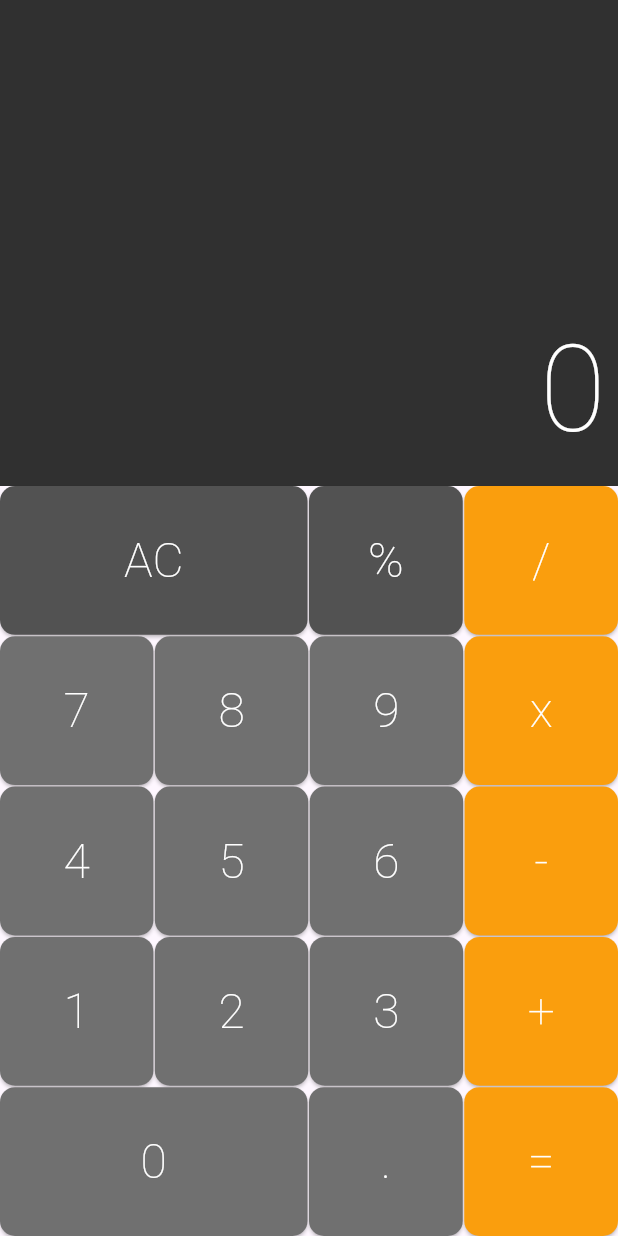
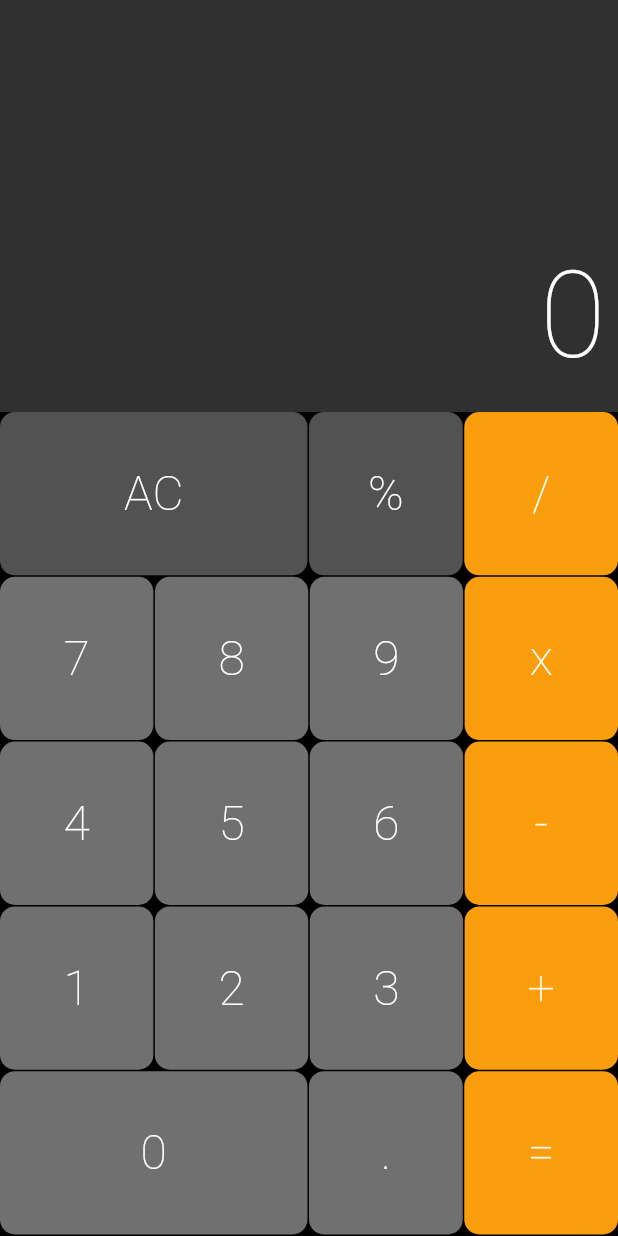
Before and after one commit to abraaobb/calculator_app, a Flutter app: the screen it shows after launch, on a phone screen of 412 x 824 dp. Run offline on Flutter 3.47's test engine with Material 3 defaults, Android fonts, the phone set to English and light mode, and no system bars; drawn by our look-alikes of auto_size_text.

Commit message:
18 - Refactors keyboard to use configurable layout
Improves keyboard maintainability by introducing a configurable layout.

Removes the hardcoded keyboard structure and replaces it with a data-driven approach using ButtonConfig and KeyboardLayout.
This allows for easier modification and extension of the keyboard layout in the future.

```diff
--- a/lib/components/button.dart
+++ b/lib/components/button.dart
@@ -1,35 +1,42 @@
 import 'package:flutter/material.dart';
 
 class Button extends StatelessWidget {
-  static const DARK = Color.fromRGBO(82, 82, 82, 1);
-  static const DEFAULT = Color.fromRGBO(112, 112, 112, 1);
-  static const OPERATION = Color.fromRGBO(250, 158, 13, 1);
+  static const Color dark = Color.fromRGBO(82, 82, 82, 1);
+  static const Color defaultColor = Color.fromRGBO(112, 112, 112, 1);
+  static const Color operationColor = Color.fromRGBO(250, 158, 13, 1);
 
   final String text;
   final bool big;
   final Color color;
   final void Function(String) cb;
 
-  const Button(
-      {required this.text,
-      this.big = false,
-      this.color = DEFAULT,
-      required this.cb,
-      super.key});
+  const Button({
+    required this.text,
+    this.big = false,
+    this.color = defaultColor,
+    required this.cb,
+    super.key,
+  });
 
-  const Button.big(
-      {required this.text,
-      this.big = true,
-      this.color = DEFAULT,
-      required this.cb,
-      super.key});
+  const Button.big({
+    required String text,
+    required void Function(String) cb,
+    Color color = defaultColor,
+    Key? key,
+  }) : this(text: text, big: true, color: color, cb: cb, key: key);
 
-  const Button.operation(
-      {required this.text,
-      this.big = false,
-      this.color = OPERATION,
-      required this.cb,
-      super.key});
+  const Button.operation({
+    required String text,
+    required void Function(String) cb,
+    Color color = operationColor,
+    Key? key,
+  }) : this(text: text, big: false, color: color, cb: cb, key: key);
+
+  static const TextStyle _textStyle = TextStyle(
+    color: Colors.white,
+    fontSize: 32,
+    fontWeight: FontWeight.w200,
+  );
 
   @override
   Widget build(BuildContext context) {
@@ -43,10 +50,7 @@ class Button extends StatelessWidget {
             onPressed: () => cb(text),
             child: Text(
               text,
-              style: const TextStyle(
-                  color: Colors.white,
-                  fontSize: 32,
-                  fontWeight: FontWeight.w200),
+              style: _textStyle,
             )));
   }
 }
--- a/lib/components/button_row.dart
+++ b/lib/components/button_row.dart
@@ -7,9 +7,7 @@ class ButtonRow extends StatelessWidget {
 
   @override
   Widget build(BuildContext context) {
-    return Expanded(
-      flex: 1,
-      child: Row(
+    return Row(
       crossAxisAlignment: CrossAxisAlignment.stretch,
       children: buttons.fold([], (list, b) {
         list.isEmpty
@@ -17,7 +15,6 @@ class ButtonRow extends StatelessWidget {
             : list.addAll([const SizedBox(width: 1), b]);
         return list;
       }),
-      ),
     );
   }
 }
--- a/lib/components/keyboard.dart
+++ b/lib/components/keyboard.dart
@@ -1,5 +1,6 @@
 import 'package:calculator/components/button.dart';
 import 'package:calculator/components/button_row.dart';
+import 'package:calculator/config/keyboard_layout.dart';
 import 'package:flutter/material.dart';
 
 class Keyboard extends StatelessWidget {
@@ -7,109 +8,41 @@ class Keyboard extends StatelessWidget {
 
   const Keyboard(this.cb, {super.key});
 
+  Button _buildButton(ButtonConfig config) {
+    final String text = config.text;
+    final String? type = config.type;
+    final String? colorType = config.color;
+
+    if (type == 'big') {
+      return Button.big(
+        text: text,
+        color: colorType == 'dark' ? Button.dark : Button.defaultColor,
+        cb: cb,
+      );
+    } else if (type == 'operation') {
+      return Button.operation(text: text, cb: cb);
+    }
+
+    return Button(
+      text: text,
+      color: colorType == 'dark' ? Button.dark : Button.defaultColor,
+      cb: cb,
+    );
+  }
+
   @override
   Widget build(BuildContext context) {
-    return Container(
-      height: 500,
+    return Expanded(
+      flex: 2,
       child: Column(
-        children: [
-          ButtonRow([
-            Button.big(
-              text: 'AC',
-              color: Button.DARK,
-              cb: cb,
+        children: KeyboardLayout.buttonRows.map((row) {
+          return Flexible(
+            child: Padding(
+              padding: const EdgeInsets.only(bottom: 1),
+              child: ButtonRow(row.map(_buildButton).toList()),
             ),
-            Button(
-              text: '%',
-              color: Button.DARK,
-              cb: cb,
-            ),
-            Button.operation(
-              text: '/',
-              cb: cb,
-            ),
-          ]),
-          const SizedBox(
-            height: 1,
-          ),
-          ButtonRow([
-            Button(
-              text: '7',
-              cb: cb,
-            ),
-            Button(
-              text: '8',
-              cb: cb,
-            ),
-            Button(
-              text: '9',
-              cb: cb,
-            ),
-            Button.operation(
-              text: 'x',
-              cb: cb,
-            ),
-          ]),
-          const SizedBox(
-            height: 1,
-          ),
-          ButtonRow([
-            Button(
-              text: '4',
-              cb: cb,
-            ),
-            Button(
-              text: '5',
-              cb: cb,
-            ),
-            Button(
-              text: '6',
-              cb: cb,
-            ),
-            Button.operation(
-              text: '-',
-              cb: cb,
-            ),
-          ]),
-          const SizedBox(
-            height: 1,
-          ),
-          ButtonRow([
-            Button(
-              text: '1',
-              cb: cb,
-            ),
-            Button(
-              text: '2',
-              cb: cb,
-            ),
-            Button(
-              text: '3',
-              cb: cb,
-            ),
-            Button.operation(
-              text: '+',
-              cb: cb,
-            ),
-          ]),
-          const SizedBox(
-            height: 1,
-          ),
-          ButtonRow([
-            Button.big(
-              text: '0',
-              cb: cb,
-            ),
-            Button(
-              text: '.',
-              cb: cb,
-            ),
-            Button.operation(
-              text: '=',
-              cb: cb,
-            ),
-          ])
-        ],
+          );
+        }).toList(),
       ),
     );
   }
--- /dev/null
+++ b/lib/config/keyboard_layout.dart
@@ -0,0 +1,50 @@
+class ButtonConfig {
+  final String text;
+  final String? type;
+  final String? color;
+
+  const ButtonConfig({
+    required this.text,
+    this.type,
+    this.color,
+  });
+
+  Map<String, dynamic> toMap() => {
+        'text': text,
+        if (type != null) 'type': type,
+        if (color != null) 'color': color,
+      };
+}
+
+abstract final class KeyboardLayout {
+  static const List<List<ButtonConfig>> buttonRows = [
+    [
+      ButtonConfig(text: 'AC', type: 'big', color: 'dark'),
+      ButtonConfig(text: '%', color: 'dark'),
+      ButtonConfig(text: '/', type: 'operation'),
+    ],
+    [
+      ButtonConfig(text: '7'),
+      ButtonConfig(text: '8'),
+      ButtonConfig(text: '9'),
+      ButtonConfig(text: 'x', type: 'operation'),
+    ],
+    [
+      ButtonConfig(text: '4'),
+      ButtonConfig(text: '5'),
+      ButtonConfig(text: '6'),
+      ButtonConfig(text: '-', type: 'operation'),
+    ],
+    [
+      ButtonConfig(text: '1'),
+      ButtonConfig(text: '2'),
+      ButtonConfig(text: '3'),
+      ButtonConfig(text: '+', type: 'operation'),
+    ],
+    [
+      ButtonConfig(text: '0', type: 'big'),
+      ButtonConfig(text: '.'),
+      ButtonConfig(text: '=', type: 'operation'),
+    ],
+  ];
+}
--- a/lib/models/memory.dart
+++ b/lib/models/memory.dart
@@ -65,7 +65,6 @@ class Memory {
     _wipeValue = false;
 
     _buffer[_bufferIndex] = double.tryParse(_value) ?? 0;
-    print(_buffer);
   }
 
   _allClear() {
--- a/lib/screens/calculator.dart
+++ b/lib/screens/calculator.dart
@@ -22,8 +22,10 @@ class _CalculatorState extends State<Calculator> {
   @override
   Widget build(BuildContext context) {
     return Scaffold(
+      backgroundColor: Colors.black,
       body: SafeArea(
         child: Column(
+          crossAxisAlignment: CrossAxisAlignment.stretch,
           children: [
             Display(memory.value),
             Keyboard(_onPressed),
```
Lines whose indentation alone changed are shown as unchanged.
